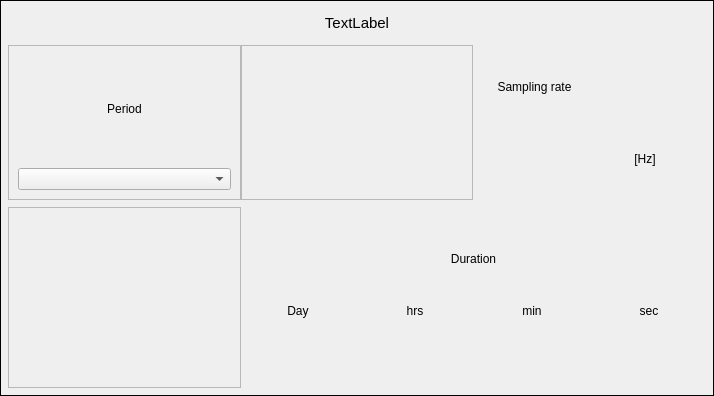
First picture: the form in settingTimeScaleFactor.ui, repository coucou1121/Datalogger, before the edit.
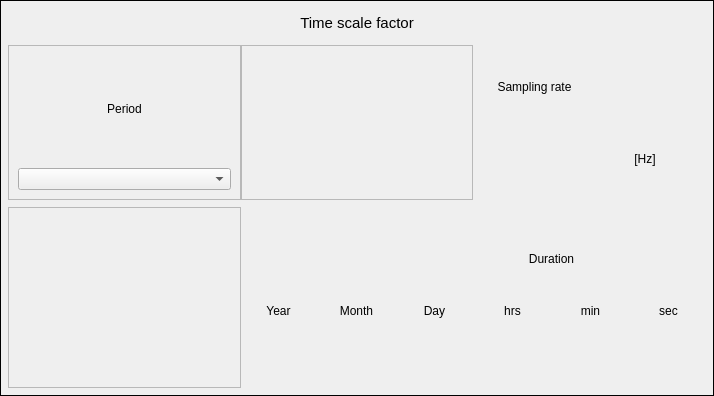
Second picture: the form after the edit. Icons and pictures are not drawn.

Commit message: set calculation of time scall factor add Error message is case of bad configuration

The edit to the form file:
```diff
--- a/settingTimeScaleFactor.ui
+++ b/settingTimeScaleFactor.ui
@@ -55,7 +55,7 @@
       </font>
      </property>
      <property name="text">
-      <string>TextLabel</string>
+      <string>Time scale factor</string>
      </property>
      <property name="alignment">
       <set>Qt::AlignCenter</set>
@@ -229,30 +229,10 @@
       <property name="spacing">
        <number>7</number>
       </property>
-      <item row="2" column="3">
-       <widget class="QLabel" name="labelSec">
+      <item row="1" column="1">
+       <widget class="QLabel" name="labelTitleMonth">
         <property name="text">
-         <string/>
-        </property>
-        <property name="alignment">
-         <set>Qt::AlignCenter</set>
-        </property>
-       </widget>
-      </item>
-      <item row="2" column="1">
-       <widget class="QLabel" name="labelHrs">
-        <property name="text">
-         <string/>
-        </property>
-        <property name="alignment">
-         <set>Qt::AlignCenter</set>
-        </property>
-       </widget>
-      </item>
-      <item row="2" column="0">
-       <widget class="QLabel" name="labelDay">
-        <property name="text">
-         <string/>
+         <string>Month</string>
         </property>
         <property name="alignment">
          <set>Qt::AlignCenter</set>
@@ -260,9 +240,19 @@
        </widget>
       </item>
       <item row="1" column="3">
-       <widget class="QLabel" name="labelTitleSec">
+       <widget class="QLabel" name="labelTitleHrs">
         <property name="text">
-         <string>sec</string>
+         <string>hrs</string>
+        </property>
+        <property name="alignment">
+         <set>Qt::AlignCenter</set>
+        </property>
+       </widget>
+      </item>
+      <item row="0" column="2" colspan="4">
+       <widget class="QLabel" name="labelTitleDuration">
+        <property name="text">
+         <string>Duration</string>
         </property>
         <property name="alignment">
          <set>Qt::AlignCenter</set>
@@ -270,26 +260,6 @@
        </widget>
       </item>
       <item row="1" column="2">
-       <widget class="QLabel" name="labelTitleMin">
-        <property name="text">
-         <string>min</string>
-        </property>
-        <property name="alignment">
-         <set>Qt::AlignCenter</set>
-        </property>
-       </widget>
-      </item>
-      <item row="2" column="2">
-       <widget class="QLabel" name="labelMin">
-        <property name="text">
-         <string/>
-        </property>
-        <property name="alignment">
-         <set>Qt::AlignCenter</set>
-        </property>
-       </widget>
-      </item>
-      <item row="1" column="0">
        <widget class="QLabel" name="labelTitleDay">
         <property name="midLineWidth">
          <number>0</number>
@@ -302,20 +272,90 @@
         </property>
        </widget>
       </item>
-      <item row="0" column="0" colspan="4">
-       <widget class="QLabel" name="labelTitleDuration">
+      <item row="2" column="4">
+       <widget class="QLabel" name="labelMin">
         <property name="text">
-         <string>Duration</string>
+         <string/>
         </property>
         <property name="alignment">
          <set>Qt::AlignCenter</set>
         </property>
        </widget>
       </item>
-      <item row="1" column="1">
-       <widget class="QLabel" name="labelTitleHrs">
+      <item row="1" column="4">
+       <widget class="QLabel" name="labelTitleMin">
         <property name="text">
-         <string>hrs</string>
+         <string>min</string>
+        </property>
+        <property name="alignment">
+         <set>Qt::AlignCenter</set>
+        </property>
+       </widget>
+      </item>
+      <item row="1" column="5">
+       <widget class="QLabel" name="labelTitleSec">
+        <property name="text">
+         <string>sec</string>
+        </property>
+        <property name="alignment">
+         <set>Qt::AlignCenter</set>
+        </property>
+       </widget>
+      </item>
+      <item row="2" column="2">
+       <widget class="QLabel" name="labelDay">
+        <property name="text">
+         <string/>
+        </property>
+        <property name="alignment">
+         <set>Qt::AlignCenter</set>
+        </property>
+       </widget>
+      </item>
+      <item row="2" column="5">
+       <widget class="QLabel" name="labelSec">
+        <property name="text">
+         <string/>
+        </property>
+        <property name="alignment">
+         <set>Qt::AlignCenter</set>
+        </property>
+       </widget>
+      </item>
+      <item row="2" column="3">
+       <widget class="QLabel" name="labelHrs">
+        <property name="text">
+         <string/>
+        </property>
+        <property name="alignment">
+         <set>Qt::AlignCenter</set>
+        </property>
+       </widget>
+      </item>
+      <item row="1" column="0">
+       <widget class="QLabel" name="labelTitleYear">
+        <property name="text">
+         <string>Year</string>
+        </property>
+        <property name="alignment">
+         <set>Qt::AlignCenter</set>
+        </property>
+       </widget>
+      </item>
+      <item row="2" column="1">
+       <widget class="QLabel" name="labelMonth">
+        <property name="text">
+         <string/>
+        </property>
+        <property name="alignment">
+         <set>Qt::AlignCenter</set>
+        </property>
+       </widget>
+      </item>
+      <item row="2" column="0">
+       <widget class="QLabel" name="labelYear">
+        <property name="text">
+         <string/>
         </property>
         <property name="alignment">
          <set>Qt::AlignCenter</set>
```
The commit also changes 23 other files.
